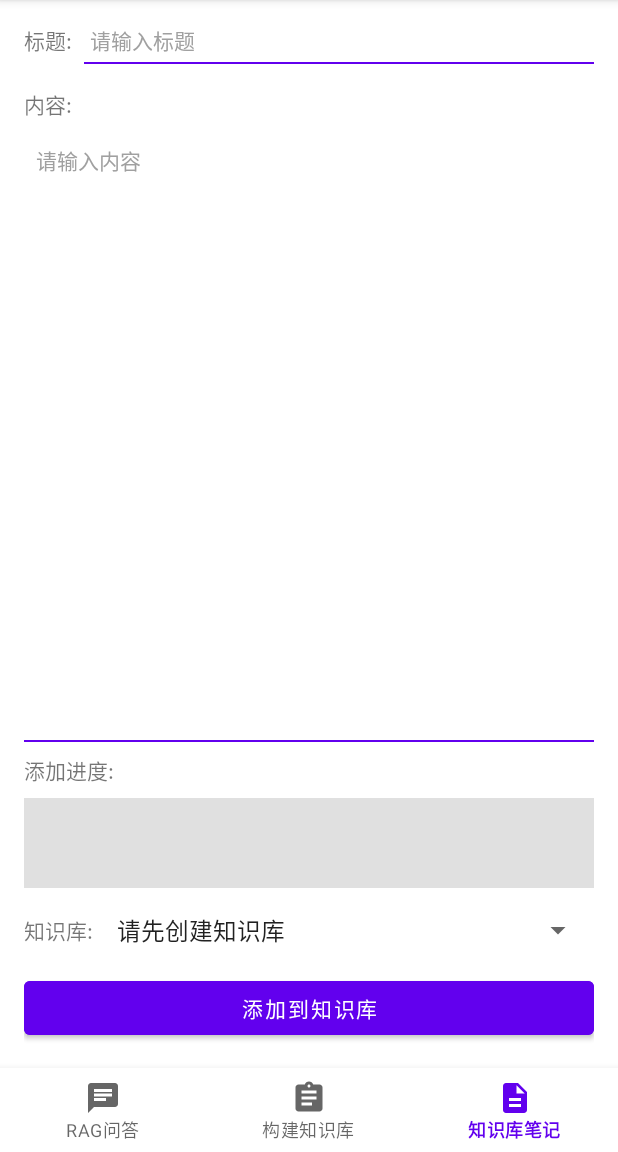
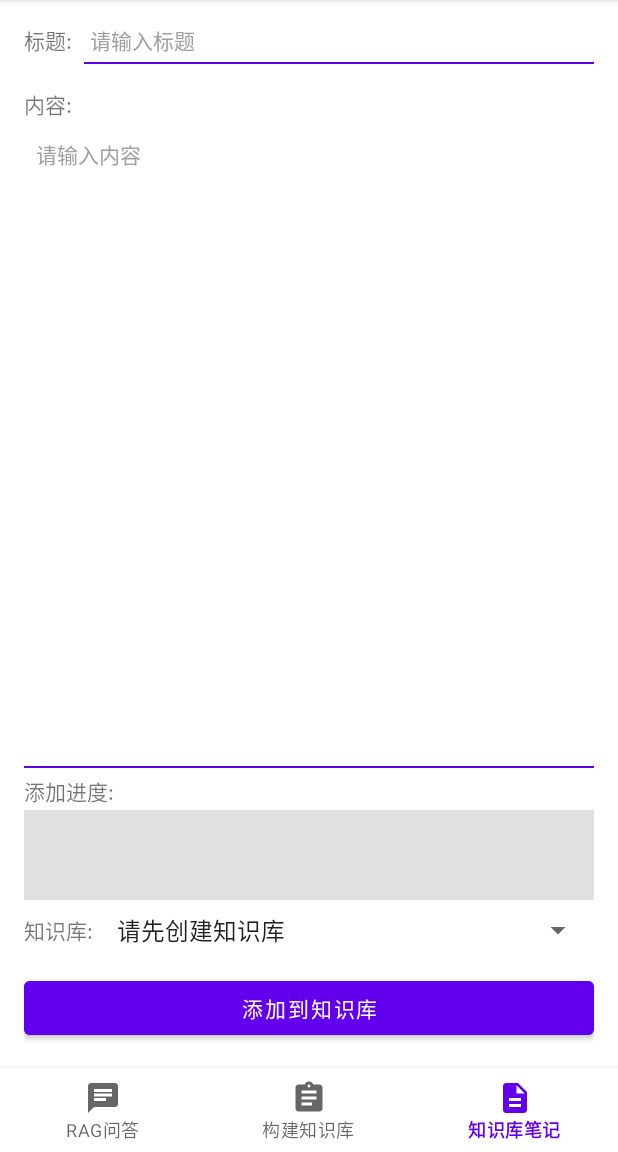
Before and after one commit to er6y/StarLocalRAG, an Android app: the screen it shows after launch (MainActivity), item 3 of the bottom bar chosen, on a phone screen of 412 x 824 dp, the part 84-1236 px from its top. Run offline under Robolectric (Android 15) with nearby library versions, the phone set to English and light mode, and no system bars; our stand-ins replace Volley; libraries missing offline, so code that uses them is left out: io.noties.markwon; 10 statements that could not run were skipped.

Commit message:
0701 pass

```diff
--- a/app/build.gradle
+++ b/app/build.gradle
@@ -33,7 +33,8 @@ android {
             // 添加性能优化标志
             buildConfigField "boolean", "ENABLE_GPU_ACCELERATION", "true"
             buildConfigField "boolean", "ENABLE_NNAPI", "true"
-            buildConfigField "int", "THREAD_COUNT", "4"  // CPU线程数优化
+            buildConfigField "int", "THREAD_COUNT", "4"
+            signingConfig signingConfigs.debug// CPU线程数优化
         }
         debug {
             minifyEnabled false
@@ -97,6 +98,9 @@ dependencies {
     implementation 'com.android.volley:volley:1.2.1'
     implementation 'androidx.appcompat:appcompat:1.6.1'
     implementation 'com.google.android.material:material:1.10.0'
+    implementation 'androidx.emoji2:emoji2:1.4.0'
+    implementation 'androidx.emoji2:emoji2-views:1.4.0'
+    implementation 'androidx.emoji2:emoji2-views-helper:1.4.0'
     implementation 'androidx.constraintlayout:constraintlayout:2.1.4'
     implementation 'androidx.navigation:navigation-fragment:2.7.5'
     implementation 'androidx.navigation:navigation-ui:2.7.5'
--- a/app/src/main/java/com/example/starlocalrag/BuildKnowledgeBaseFragment.java
+++ b/app/src/main/java/com/example/starlocalrag/BuildKnowledgeBaseFragment.java
@@ -428,7 +428,7 @@ public class BuildKnowledgeBaseFragment extends Fragment {
         LogManager.logD(TAG, "开始加载词嵌入模型");
 
         // 显示加载状态
-        String[] loadingState = {"加载中..."};
+        String[] loadingState = {getString(R.string.common_loading)};
         final ArrayAdapter<String> initialAdapter = new ArrayAdapter<>(requireContext(), android.R.layout.simple_spinner_item, loadingState);
         initialAdapter.setDropDownViewResource(android.R.layout.simple_spinner_dropdown_item);
         spinnerEmbeddingModel.setAdapter(initialAdapter);
@@ -511,7 +511,7 @@ public class BuildKnowledgeBaseFragment extends Fragment {
         LogManager.logD(TAG, "初始化重排模型选择器");
 
         // 显示加载状态
-        String[] loadingState = {"加载中..."};
+        String[] loadingState = {getString(R.string.common_loading)};
         final ArrayAdapter<String> initialAdapter = new ArrayAdapter<>(requireContext(), android.R.layout.simple_spinner_item, loadingState);
         initialAdapter.setDropDownViewResource(android.R.layout.simple_spinner_dropdown_item);
         spinnerRerankerModel.setAdapter(initialAdapter);
--- a/app/src/main/java/com/example/starlocalrag/ConfigManager.java
+++ b/app/src/main/java/com/example/starlocalrag/ConfigManager.java
@@ -156,11 +156,10 @@ public class ConfigManager {
     public static final float DEFAULT_TEXT_SIZE = 14f;
 
     // LLM 推理相关的默认值
-    public static final int DEFAULT_MAX_SEQUENCE_LENGTH = 1792;
+    public static final int DEFAULT_MAX_SEQUENCE_LENGTH = 4096;
     public static final boolean DEFAULT_NO_THINKING = false;
     public static final int DEFAULT_THREADS = 4;
-    public static final int DEFAULT_MAX_NEW_TOKENS = 4096; // 最大输出token数默认值
-    public static final int DEFAULT_KV_CACHE_SIZE = 512; // 兼容性保留，已废弃
+    public static final int DEFAULT_MAX_NEW_TOKENS = 512; // 最大输出token数默认值
 
     // LlamaCpp 相关默认值
     public static final String DEFAULT_LLAMACPP_MODEL_PATH = "files/models/llamacpp";
@@ -1287,6 +1286,21 @@ public class ConfigManager {
     }
 
     /**
+     * 检查配置管理器中是否存在api_keys配置
+     * @param context 上下文
+     * @return 是否存在api_keys配置
+     */
+    public static boolean hasApiKeysConfig(Context context) {
+        try {
+            JSONObject config = loadConfig(context);
+            return config.has("api_keys") && config.getJSONObject("api_keys").length() > 0;
+        } catch (JSONException e) {
+            LogManager.logE(TAG, "检查api_keys配置失败", e);
+            return false;
+        }
+    }
+
+    /**
      * 初始化默认API Keys
      * @param context 上下文
      */
--- a/app/src/main/java/com/example/starlocalrag/EmbeddingModelUtils.java
+++ b/app/src/main/java/com/example/starlocalrag/EmbeddingModelUtils.java
@@ -140,7 +140,7 @@ public class EmbeddingModelUtils {
                 // 也检查根目录中的模型文件
                 File[] rootModelFiles = embeddingModelDir.listFiles(file -> isModelFile(file));
                 if (rootModelFiles != null && rootModelFiles.length > 0) {
-                    availableEmbeddingModels.add("根目录");
+                    availableEmbeddingModels.add(context.getString(R.string.embedding_model_root_directory));
                 }
             }
 
--- a/app/src/main/java/com/example/starlocalrag/MainActivity.java
+++ b/app/src/main/java/com/example/starlocalrag/MainActivity.java
@@ -248,13 +248,13 @@ public class MainActivity extends AppCompatActivity implements SettingsFragment.
                         manageStorageLauncher.launch(intent);
                     });
                     builder.setNegativeButton(stateDisplayManager.getButtonDisplay(AppConstants.BUTTON_TEXT_CANCEL), (dialog, which) -> {
-                        Toast.makeText(this, "应用可能无法正常工作", Toast.LENGTH_LONG).show();
+                        Toast.makeText(this, getString(R.string.toast_app_may_not_work_short), Toast.LENGTH_LONG).show();
                     });
                     builder.setCancelable(false);
                     builder.show();
                 } catch (Exception e) {
                     LogManager.logE(TAG, "Cannot open file access permission settings: " + e.getMessage());
-                    Toast.makeText(this, "无法打开文件访问权限设置，请手动授予权限", Toast.LENGTH_LONG).show();
+                    Toast.makeText(this, getString(R.string.toast_cannot_open_file_permission_settings), Toast.LENGTH_LONG).show();
                 }
             } else if (Environment.isExternalStorageManager() && !hasStoragePermission) {
                 // 如果已经有权限但没有保存状态，则保存状态
@@ -302,7 +302,7 @@ public class MainActivity extends AppCompatActivity implements SettingsFragment.
             if (isIgnoringBatteryOptimizations()) {
                 Intent intent = new Intent(Settings.ACTION_IGNORE_BATTERY_OPTIMIZATION_SETTINGS);
                 try {
-                    Toast.makeText(this, "请在设置中重新启用对本应用的电池优化", Toast.LENGTH_LONG).show();
+                    Toast.makeText(this, getString(R.string.toast_please_re_enable_battery_optimization), Toast.LENGTH_LONG).show();
                     startActivity(intent);
                     return true;
                 } catch (Exception e) {
--- a/app/src/main/java/com/example/starlocalrag/RagQaFragment.java
+++ b/app/src/main/java/com/example/starlocalrag/RagQaFragment.java
@@ -181,8 +181,8 @@ public class RagQaFragment extends Fragment {
         loadApiUrlList();
 
         // 设置其他Spinner的初始数据
-        setupSpinner(spinnerApiModel, new String[]{"加载中..."});
-        setupSpinner(spinnerKnowledgeBase, new String[]{"加载中..."});
+        setupSpinner(spinnerApiModel, new String[]{getString(R.string.common_loading)});
+        setupSpinner(spinnerKnowledgeBase, new String[]{getString(R.string.common_loading)});
 
         // 为API URL Spinner添加选择监听器，自动加载对应的API Key
         spinnerApiUrl.setOnItemSelectedListener(new AdapterView.OnItemSelectedListener() {
@@ -580,10 +580,10 @@ public class RagQaFragment extends Fragment {
             // 重排数通过spinner选择监听器自动保存
 
             LogManager.logD(TAG, "Configuration saved to .config file");
-            Toast.makeText(requireContext(), "设置已保存", Toast.LENGTH_SHORT).show();
+            Toast.makeText(requireContext(), getString(R.string.toast_settings_saved), Toast.LENGTH_SHORT).show();
         } catch (Exception e) {
             LogManager.logE(TAG, "Failed to save configuration", e);
-            Toast.makeText(requireContext(), "保存设置失败: " + e.getMessage(), Toast.LENGTH_SHORT).show();
+            Toast.makeText(requireContext(), getString(R.string.toast_save_settings_failed, e.getMessage()), Toast.LENGTH_SHORT).show();
         }
     }
 
@@ -628,12 +628,6 @@ public class RagQaFragment extends Fragment {
     private void loadApiUrlList() {
         LogManager.logD(TAG, "Starting to load API URL list");
 
-        // 获取预定义的API URL列表
-        String[] predefinedApiUrls = getResources().getStringArray(R.array.api_urls);
-
-        // 获取设置中的API URL列表
-        String[] customApiUrls = ConfigManager.getApiUrls(requireContext());
-
         // 合并预定义和自定义的API URL列表
         List<String> apiUrlsList = new ArrayList<>();
 
@@ -644,18 +638,27 @@ public class RagQaFragment extends Fragment {
         String localDisplayText = StateDisplayManager.getApiUrlDisplayText(requireContext(), AppConstants.ApiUrl.LOCAL);
         apiUrlsList.add(localDisplayText);
 
-        // 添加预定义的API URL
-        String newApiUrlText = StateDisplayManager.getApiUrlDisplayText(requireContext(), AppConstants.API_URL_NEW);
-        for (String apiUrl : predefinedApiUrls) {
-            if (!apiUrl.equals(newApiUrlText) && !apiUrl.equals(AppConstants.ApiUrl.LOCAL) && !apiUrlsList.contains(apiUrl)) {
-                apiUrlsList.add(apiUrl);
-            }
-        }
-
-        // 添加自定义的API URL
-        if (customApiUrls != null && customApiUrls.length > 0) {
-            for (String apiUrl : customApiUrls) {
-                if (!apiUrl.equals(AppConstants.ApiUrl.LOCAL) && !apiUrlsList.contains(apiUrl)) {
+        // 判断配置管理器中是否存在api_keys配置
+        boolean hasApiKeysConfig = ConfigManager.hasApiKeysConfig(requireContext());
+
+        if (hasApiKeysConfig) {
+            // 存在api_keys配置：全部采用配置管理器中的值
+            LogManager.logD(TAG, "Using API URLs from config manager");
+            String[] customApiUrls = ConfigManager.getApiUrls(requireContext());
+            if (customApiUrls != null && customApiUrls.length > 0) {
+                for (String apiUrl : customApiUrls) {
+                    if (!apiUrl.equals(AppConstants.ApiUrl.LOCAL) && !apiUrlsList.contains(apiUrl)) {
+                        apiUrlsList.add(apiUrl);
+                    }
+                }
+            }
+        } else {
+            // 不存在api_keys配置：采用代码默认的硬编码
+            LogManager.logD(TAG, "Using predefined API URLs from resources");
+            String[] predefinedApiUrls = getResources().getStringArray(R.array.api_urls);
+            String newApiUrlText = StateDisplayManager.getApiUrlDisplayText(requireContext(), AppConstants.API_URL_NEW);
+            for (String apiUrl : predefinedApiUrls) {
+                if (!apiUrl.equals(newApiUrlText) && !apiUrl.equals(AppConstants.ApiUrl.LOCAL) && !apiUrlsList.contains(apiUrl)) {
                     apiUrlsList.add(apiUrl);
                 }
             }
@@ -708,8 +711,8 @@ public class RagQaFragment extends Fragment {
 
         // 显示确认对话框
         android.app.AlertDialog.Builder builder = new android.app.AlertDialog.Builder(requireContext());
-        builder.setTitle("删除API地址")
-                .setMessage("确定要删除API地址 " + apiUrl + " 吗？")
+        builder.setTitle(getString(R.string.dialog_title_delete_api_url))
+                .setMessage(getString(R.string.dialog_message_delete_api_url, apiUrl))
                .setPositiveButton(getString(R.string.common_delete), (dialog, which) -> {
                    // 从配置中删除API URL
                    ConfigManager.removeApiUrl(requireContext(), apiUrl);
@@ -718,7 +721,7 @@ public class RagQaFragment extends Fragment {
                    loadApiUrlList();
 
                    // 提示用户
-                   Toast.makeText(requireContext(), "API地址已删除", Toast.LENGTH_SHORT).show();
+                   Toast.makeText(requireContext(), getString(R.string.toast_api_url_deleted), Toast.LENGTH_SHORT).show();
                })
                .setNegativeButton(getString(R.string.common_cancel), null)
                .show();
@@ -735,7 +738,7 @@ public class RagQaFragment extends Fragment {
 
         // 创建对话框
         android.app.AlertDialog.Builder builder = new android.app.AlertDialog.Builder(requireContext());
-        builder.setTitle("添加API地址")
+        builder.setTitle(getString(R.string.dialog_title_add_api_url_simple))
                .setView(dialogView)
                .setPositiveButton(getString(R.string.common_add), (dialog, which) -> {
                    // 获取输入的API URL和Key
@@ -744,7 +747,7 @@ public class RagQaFragment extends Fragment {
 
                    // 验证输入
                    if (newApiUrl.isEmpty()) {
-                       Toast.makeText(requireContext(), "API地址不能为空", Toast.LENGTH_SHORT).show();
+                       Toast.makeText(requireContext(), getString(R.string.toast_api_url_empty), Toast.LENGTH_SHORT).show();
                        return;
                    }
 
@@ -757,7 +760,7 @@ public class RagQaFragment extends Fragment {
                    // 选择新添加的API URL
                    setSpinnerSelection(spinnerApiUrl, newApiUrl);
 
-                   Toast.makeText(requireContext(), "API地址已添加", Toast.LENGTH_SHORT).show();
+                   Toast.makeText(requireContext(), getString(R.string.toast_api_url_added), Toast.LENGTH_SHORT).show();
                })
                .setNegativeButton(getString(R.string.common_cancel), null);
 
@@ -799,8 +802,9 @@ public class RagQaFragment extends Fragment {
 
             LogManager.logD(TAG, "Loaded " + directories.length + " knowledge bases");
         } else {
-            setupSpinner(spinnerKnowledgeBase, new String[]{StateDisplayManager.getKnowledgeBaseStatusDisplayText(requireContext(), AppConstants.KNOWLEDGE_BASE_STATUS_NONE), StateDisplayManager.getKnowledgeBaseStatusDisplayText(requireContext(), AppConstants.KNOWLEDGE_BASE_STATUS_NO_AVAILABLE)});
-            LogManager.logD(TAG, "No available knowledge bases found");
+            // 当没有知识库时，只显示"无"选项
+            setupSpinner(spinnerKnowledgeBase, new String[]{getString(R.string.common_none)});
+            LogManager.logD(TAG, "No available knowledge bases found, showing only 'None' option");
         }
     }
 
@@ -2606,10 +2610,9 @@ public class RagQaFragment extends Fragment {
         // 如果没有可用模型，显示错误信息并提示用户添加模型
         if (availableModels.isEmpty()) {
             android.app.AlertDialog.Builder builder = new android.app.AlertDialog.Builder(requireContext());
-            builder.setTitle("Embedding Model Not Found")
-                   .setMessage("No embedding model files found in " + embeddingModelPath + " directory.\n\nPlease copy model files (.bin, .onnx, .pt or .model format) to this directory and try again.\n\n" +
-                               "Original model: " + originalModel)
-                   .setPositiveButton("OK", null)
+            builder.setTitle(getString(R.string.dialog_title_embedding_model_not_found))
+                   .setMessage(getString(R.string.dialog_message_embedding_model_not_found, embeddingModelPath, originalModel))
+                   .setPositiveButton(getString(R.string.common_ok), null)
                    .show();
             return;
         }
@@ -2659,7 +2662,7 @@ public class RagQaFragment extends Fragment {
 
         // 创建对话框
         android.app.AlertDialog.Builder builder = new android.app.AlertDialog.Builder(requireContext());
-        builder.setTitle("Select Embedding Model")
+        builder.setTitle(getString(R.string.dialog_title_select_embedding_model))
                .setView(dialogView)
                .setCancelable(false)
                .setPositiveButton("OK", (dialog, which) -> {
--- a/app/src/main/java/com/example/starlocalrag/TextChunkProcessor.java
+++ b/app/src/main/java/com/example/starlocalrag/TextChunkProcessor.java
@@ -779,6 +779,10 @@ public class TextChunkProcessor {
             SQLiteVectorDatabaseHandler vectorDB = new SQLiteVectorDatabaseHandler(
                     new File(fullKnowledgeBasePath), model.getEmbeddingModel(), embeddingDimension);
 
+            // Set embedding model directory to metadata
+            vectorDB.getMetadata().setModeldir(embeddingModel);
+            logMessage("Set embedding model directory: " + embeddingModel);
+
             // Set reranker model information to metadata
             String valueNone = context.getString(R.string.common_none);
             if (rerankerModel != null && !rerankerModel.isEmpty() && !valueNone.equals(rerankerModel)) {
--- a/app/src/main/res/layout/fragment_knowledge_note.xml
+++ b/app/src/main/res/layout/fragment_knowledge_note.xml
@@ -63,8 +63,8 @@
         android:id="@+id/editTextContent"
         android:layout_width="0dp"
         android:layout_height="0dp"
-        android:layout_marginTop="8dp"
-        android:layout_marginBottom="16dp"
+        android:layout_marginTop="4dp"
+        android:layout_marginBottom="8dp"
         android:gravity="top|start"
         android:inputType="textMultiLine"
         android:background="@null"
@@ -76,7 +76,7 @@
         android:hint="@string/hint_enter_content"
         android:textColorHint="#A0A0A0"
         app:layout_constraintTop_toBottomOf="@+id/textViewContentLabel"
-        app:layout_constraintBottom_toTopOf="@+id/viewContentUnderline"
+        app:layout_constraintBottom_toTopOf="@+id/textViewProgressLabel"
         app:layout_constraintStart_toStartOf="parent"
         app:layout_constraintEnd_toEndOf="parent" />
 
@@ -86,8 +86,9 @@
         android:layout_width="0dp"
         android:layout_height="1dp"
         android:background="#6200EE"
+        android:layout_marginTop="2dp"
         android:layout_marginBottom="8dp"
-        app:layout_constraintBottom_toTopOf="@+id/textViewProgressLabel"
+        app:layout_constraintTop_toBottomOf="@+id/editTextContent"
         app:layout_constraintStart_toStartOf="parent"
         app:layout_constraintEnd_toEndOf="parent" />
 
@@ -97,27 +98,37 @@
         android:layout_width="wrap_content"
         android:layout_height="wrap_content"
         android:text="@string/label_add_progress"
-        android:layout_marginBottom="8dp"
+        android:layout_marginTop="4dp"
+        android:layout_marginBottom="4dp"
         android:textSize="14sp"
-        app:layout_constraintBottom_toTopOf="@+id/textViewProgress"
+        app:layout_constraintTop_toBottomOf="@+id/viewContentUnderline"
         app:layout_constraintStart_toStartOf="parent" />
 
     <!-- 添加进度显示框 -->
-    <TextView
-        android:id="@+id/textViewProgress"
+    <ScrollView
+        android:id="@+id/scrollViewProgress"
         android:layout_width="0dp"
         android:layout_height="60dp"
-        android:layout_marginBottom="16dp"
+        android:layout_marginTop="2dp"
+        android:layout_marginBottom="8dp"
         android:background="#E0E0E0"
-        android:padding="8dp"
-        android:textSize="14sp"
-        android:textIsSelectable="true"
-        android:longClickable="true"
-        android:contextClickable="true"
-        android:focusable="true"
+        app:layout_constraintTop_toBottomOf="@+id/textViewProgressLabel"
         app:layout_constraintBottom_toTopOf="@+id/knowledgeBaseContainer"
         app:layout_constraintStart_toStartOf="parent"
-        app:layout_constraintEnd_toEndOf="parent" />
+        app:layout_constraintEnd_toEndOf="parent">
+
+        <TextView
+            android:id="@+id/textViewProgress"
+            android:layout_width="match_parent"
+            android:layout_height="wrap_content"
+            android:padding="8dp"
+            android:textSize="14sp"
+            android:textIsSelectable="true"
+            android:longClickable="true"
+            android:contextClickable="true"
+            android:focusable="true" />
+
+    </ScrollView>
 
     <!-- 知识库行 -->
     <LinearLayout
--- a/app/src/main/res/values/strings.xml
+++ b/app/src/main/res/values/strings.xml
@@ -248,6 +248,7 @@
     <string name="dialog_title_kb_exists">知识库已存在</string>
     <string name="dialog_title_embedding_model_not_found">找不到嵌入模型</string>
     <string name="dialog_title_select_embedding_model">选择嵌入模型</string>
+    <string name="dialog_message_embedding_model_not_found">在 %1$s 目录中未找到嵌入模型文件。\n\n请将模型文件（.onnx或.gguf 格式）复制到此目录并重试。\n\n原始模型：%2$s</string>
 
 
     <string name="dialog_title_add_api_url">添加新的API地址</string>
@@ -458,6 +459,8 @@
     <string name="dialog_download_prompt_message">建议在Wi-Fi环境下下载，是否继续？</string>
     <string name="dialog_continue_download">继续下载</string>
     <string name="dialog_directory_exists_title">目录已存在</string>
+    <string name="dialog_download_confirm_title">下载确认</string>
+    <string name="dialog_download_confirm_message">确定要下载选中的模型吗？</string>
 
     <string name="dialog_interrupt">中断</string>
     <string name="log_start_download">开始下载</string>
@@ -976,4 +979,33 @@
     <string name="all_chunks_added">所有文本块添加完成</string>
     <string name="model_response">模型回复</string>
 
+    <!-- KnowledgeNoteFragment 进度消息 -->
+    <string name="progress_mark_model_end_use">标记模型使用结束，允许自动卸载</string>
+    <string name="progress_chunk_params_info" formatted="false">使用分块参数：块大小=%d，重叠大小=%d，最小块大小=%d</string>
+    <string name="progress_db_chunk_count_before">添加前数据库文本块数量: %d</string>
+    <string name="progress_kb_metadata_updated">已更新知识库元数据中的模型信息</string>
+    <string name="warning_sqlite_load_failed">警告：加载SQLite向量数据库失败</string>
+    <string name="progress_new_db_metadata_created">已创建新的数据库元数据</string>
+    <string name="warning_update_db_metadata_failed">警告：更新数据库元数据失败: %s</string>
+    <string name="warning_update_kb_metadata_failed">警告：更新知识库元数据时发生错误: %s</string>
+
+    <!-- 注意：以下资源已存在，请复用现有资源 -->
+    <!-- 分享日志: 使用 menu_share_logs -->
+    <!-- 清空日志: 使用 menu_clear_logs -->
+    <!-- 应用可能无法正常工作: 使用 toast_app_may_not_work_short -->
+    <!-- 无法打开文件访问权限设置: 使用 toast_cannot_open_file_permission_settings -->
+    <!-- 电池优化提示: 使用 toast_please_re_enable_battery_optimization -->
+    <!-- 请至少选择一个模型: 使用 dialog_select_at_least_one_model -->
+    <!-- 设置已保存: 使用 toast_settings_saved -->
+    <!-- 保存设置失败: 使用 toast_save_settings_failed -->
+    <!-- 删除API地址: 使用 dialog_title_delete_api_url -->
+    <!-- API地址不能为空: 使用 toast_api_url_empty -->
+    <!-- API地址已添加: 使用 toast_api_url_added -->
+
+    <!-- 新增的唯一资源 -->
+    <string name="comment_refresh_log">刷新日志内容</string>
+    <string name="comment_copy_all">复制全部文本</string>
+    <string name="clipboard_log_content">日志内容</string>
+    <string name="dialog_title_add_api_url_simple">添加API地址</string>
+
 </resources>
```
Also changed, not shown: app/src/main/java/com/example/starlocalrag/KnowledgeNoteFragment.java (+15 -15 lines), app/src/main/java/com/example/starlocalrag/LogViewFragment.java (+8 -7 lines), app/src/main/java/com/example/starlocalrag/ModelDownloadFragment.java (+21 -23 lines), app/src/main/res/layout/fragment_model_download.xml (+11 -5 lines), 5 other files.
